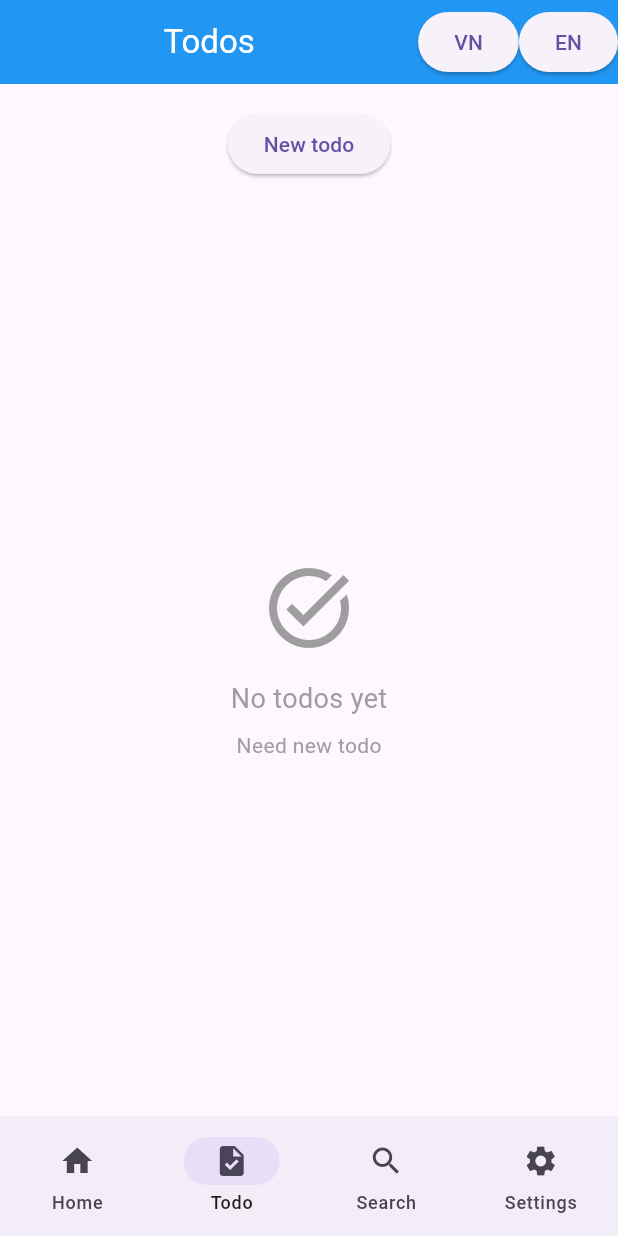
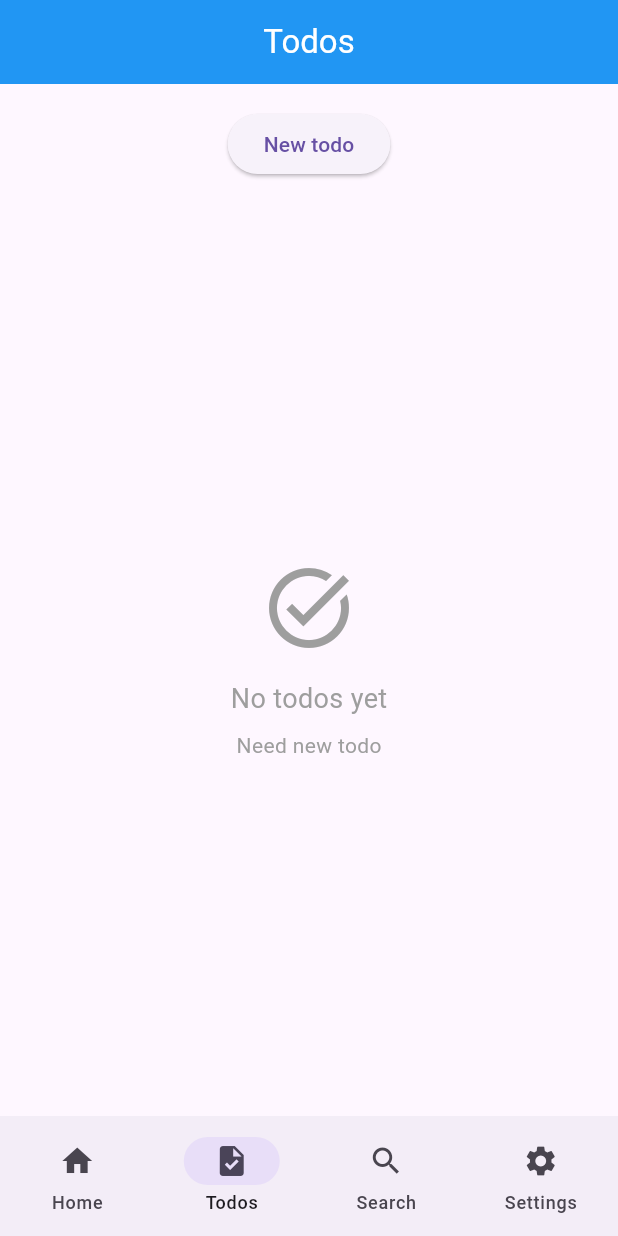
Before and after one commit to nxhung2304/todo_app_riverpod, a Flutter app: the TodoPage screen opened by its route, on a phone screen of 412 x 824 dp. Run offline on Flutter 3.47's test engine with Material 3 defaults, Android fonts, the phone set to English and light mode, and no system bars; our stand-ins replace easy_localization, flutter_hooks, freezed_annotation, go_router, hooks_riverpod, riverpod_annotation and 1 more; accounts and stored records are empty; generated files the repository leaves out were written again.

Commit message:
improve: refactor code for shared_scaffold

```diff
--- a/assets/translations/en-US.json
+++ b/assets/translations/en-US.json
@@ -3,7 +3,8 @@
     "error": {
       "title": "Error",
       "default_message": "An error occurred",
-      "back_to_home": "Back to Home"
+      "back_to_home": "Back to Home",
+      "page_not_found": "Page not found"
     },
     "common": {
       "loading": "Loading...",
--- a/assets/translations/vi-VN.json
+++ b/assets/translations/vi-VN.json
@@ -3,7 +3,8 @@
     "error": {
       "title": "Lỗi",
       "default_message": "Đã xảy ra lỗi",
-      "back_to_home": "Về trang chủ"
+      "back_to_home": "Về trang chủ",
+      "page_not_found": "Trang không tồn tại"
     },
     "common": {
       "loading": "Đang tải...",
@@ -25,7 +26,13 @@
      "title": "Trang chỉnh sửa công việc",
      "todo_not_found": "Không tìm thấy công việc",
      "editting": "Đang chỉnh sửa"
-   }
+   },
+    "error": {
+      "id_not_found": "Không tìm thấy ID công việc",
+      "invalid_id": "ID công việc không hợp lệ",
+      "not_found": "Không tìm thấy công việc",
+      "load_failed": "Không thể tải danh sách công việc"
+    }
  },
  "home": {
    "title": "Trang chủ"
--- a/lib/config/router/app_router.dart
+++ b/lib/config/router/app_router.dart
@@ -7,13 +7,14 @@ import 'package:learn_riverpod/features/todo/presentation/pages/new_todo_page.da
 import 'package:learn_riverpod/features/todo/presentation/pages/search_page.dart';
 import 'package:learn_riverpod/features/todo/presentation/pages/settings_page.dart';
 import 'package:learn_riverpod/features/todo/strings/todo_error_strings.dart';
+import 'package:learn_riverpod/shared/strings/shared_strings.dart';
 import 'package:learn_riverpod/shared/widgets/layout/error_page.dart';
 
 final appRouter = GoRouter(
   initialLocation: AppRoutes.home,
   errorBuilder:
       (context, state) => ErrorPage(
-        message: 'Không tìm thấy trang',
+        message: SharedStrings.errorPageNotFound,
         error: state.error.toString(),
       ),
   routes: [
@@ -26,19 +27,18 @@ final appRouter = GoRouter(
         GoRoute(
           path: 'edit/:todoId',
           builder: (context, state) {
-            final todoIdString = state.pathParameters['todoIdd'];
+            final todoIdString = state.pathParameters['todoId'];
+            if (todoIdString == null) {
               return ErrorPage(message: TodoErrorStrings.idNotFound);
-            // if (todoIdString == null) {
-            //   return ErrorPage(message: TodoErrorStrings.idNotFound);
-            // }
-            //
-            // final todoId = int.parse(todoIdString);
-            //
-            // if (todoId == null) {
-            //   return ErrorPage(message: TodoErrorStrings.invalidId);
-            // }
-            //
-            // return EditTodoPage(todoId: todoId);
+            }
+
+            final todoId = int.parse(todoIdString);
+
+            if (todoId == null) {
+              return ErrorPage(message: TodoErrorStrings.invalidId);
+            }
+
+            return EditTodoPage(todoId: todoId);
           },
         ),
       ],
--- /dev/null
+++ b/lib/shared/enums/navigation_item.dart
@@ -0,0 +1,20 @@
+enum NavigationItem {
+  home(0, '/home'),
+  todo(1, '/todo'),
+  search(2, '/search'),
+  settings(3, '/settings');
+
+  const NavigationItem(this.idx, this.route);
+
+  final int idx;
+  final String route;
+
+  static NavigationItem fromRoute(String route) {
+    if (route.startsWith('/todo')) return NavigationItem.todo;
+
+    for (final item in NavigationItem.values) {
+      if (item.route == route) return item;
+    }
+    return NavigationItem.home;
+  }
+}
--- /dev/null
+++ b/lib/shared/models/navigation_destination_model.dart
@@ -0,0 +1,13 @@
+import 'package:flutter/material.dart';
+
+class NavigationDestinationModel {
+  final IconData icon;
+  final String label;
+  final String route;
+
+  const NavigationDestinationModel({
+    required this.icon,
+    required this.label,
+    required this.route,
+  });
+}
--- a/lib/shared/strings/shared_strings.dart
+++ b/lib/shared/strings/shared_strings.dart
@@ -5,6 +5,7 @@ class SharedStrings {
   static String get errorTitle => "shared.error.title".tr();
   static String get errorDefaultMessage => "shared.error.default_message".tr();
   static String get errorBackToHome => "shared.error.back_to_home".tr();
+  static String get errorPageNotFound => "shared.error.page_not_found".tr();
 
   // Common
   static String get loading => "shared.common.loading".tr();
--- a/lib/shared/widgets/layout/shared_scaffold.dart
+++ b/lib/shared/widgets/layout/shared_scaffold.dart
@@ -12,6 +12,8 @@ class SharedScaffold extends ConsumerWidget {
   final FloatingActionButton? floatingActionButton;
   final bool showBottomNav;
   final bool showAppBar;
+  final bool centerTitle;
+  final Color? appBarBackgroundColor;
 
   const SharedScaffold({
     super.key,
@@ -22,6 +24,8 @@ class SharedScaffold extends ConsumerWidget {
     this.floatingActionButton,
     this.showBottomNav = true,
     this.showAppBar = true,
+    this.centerTitle = true,
+    this.appBarBackgroundColor,
   });
 
   @override
@@ -29,7 +33,15 @@ class SharedScaffold extends ConsumerWidget {
     ref.watch(localeNotifierProvider);
 
     return Scaffold(
-      appBar: showAppBar ? SharedAppBar(title: title) : null,
+      appBar:
+          showAppBar
+              ? SharedAppBar(
+                title: title,
+                actions: appBarActions,
+                centerTitle: centerTitle,
+                backgroundColor: appBarBackgroundColor,
+              )
+              : null,
       bottomNavigationBar:
           showBottomNav ? SharedBottomNav(currentRoute: currentRoute) : null,
       body: body,
--- a/lib/shared/widgets/navigation/shared_app_bar.dart
+++ b/lib/shared/widgets/navigation/shared_app_bar.dart
@@ -1,29 +1,30 @@
 import 'package:flutter/material.dart';
 import 'package:hooks_riverpod/hooks_riverpod.dart';
-import 'package:learn_riverpod/config/localization/locale_provider.dart';
-import 'package:learn_riverpod/shared/widgets/language_switcher.dart';
 
 class SharedAppBar extends ConsumerWidget implements PreferredSizeWidget {
   final String title;
   final Color? backgroundColor;
   final Color? foregroundColor;
+  final List<Widget>? actions;
+  final bool centerTitle;
 
   const SharedAppBar({
     super.key,
     required this.title,
     this.backgroundColor = Colors.blue,
     this.foregroundColor = Colors.white,
+    this.actions,
+    this.centerTitle = true,
   });
 
   @override
   Widget build(BuildContext context, WidgetRef ref) {
-    // ref.watch(localeNotifierProvider);
-
     return AppBar(
-      title: Center(child: Text(title)),
-      backgroundColor: backgroundColor,
+      title: Text(title),
+      centerTitle: centerTitle,
+      backgroundColor: backgroundColor ?? Colors.blue,
       foregroundColor: foregroundColor,
-      actions: [LanguageSwitcher(key: key)],
+      actions: actions,
     );
   }
 
--- a/lib/shared/widgets/navigation/shared_bottom_nav.dart
+++ b/lib/shared/widgets/navigation/shared_bottom_nav.dart
@@ -1,56 +1,64 @@
 import 'package:flutter/material.dart';
 import 'package:go_router/go_router.dart';
 import 'package:learn_riverpod/config/router/app_routes.dart';
+import 'package:learn_riverpod/features/todo/strings/home_strings.dart';
+import 'package:learn_riverpod/features/todo/strings/search_strings.dart';
+import 'package:learn_riverpod/features/todo/strings/settings_strings.dart';
+import 'package:learn_riverpod/features/todo/strings/todo_strings.dart';
+import 'package:learn_riverpod/shared/enums/navigation_item.dart';
+import 'package:learn_riverpod/shared/models/navigation_destination_model.dart';
 
 class SharedBottomNav extends StatelessWidget {
   final String currentRoute;
 
   const SharedBottomNav({super.key, required this.currentRoute});
 
+  List<NavigationDestinationModel> get _destinations => [
+    NavigationDestinationModel(
+      icon: Icons.home,
+      label: HomeStrings.title,
+      route: AppRoutes.home,
+    ),
+    NavigationDestinationModel(
+      icon: Icons.task,
+      label: TodoStrings.title,
+      route: AppRoutes.todo,
+    ),
+    NavigationDestinationModel(
+      icon: Icons.search,
+      label: SearchStrings.title,
+      route: AppRoutes.search,
+    ),
+    NavigationDestinationModel(
+      icon: Icons.settings,
+      label: SettingsStrings.title,
+      route: AppRoutes.settings,
+    ),
+  ];
+
   @override
   Widget build(BuildContext context) {
     return NavigationBar(
       selectedIndex: _getCurrentIndex(),
       onDestinationSelected: (index) => _navigateToTab(context, index),
-      destinations: [
-        NavigationDestination(icon: Icon(Icons.home), label: 'Home'),
-        NavigationDestination(icon: Icon(Icons.task), label: 'Todo'),
-        NavigationDestination(icon: Icon(Icons.search), label: 'Search'),
-        NavigationDestination(icon: Icon(Icons.settings), label: 'Settings'),
-      ],
+      destinations:
+          _destinations
+              .map(
+                (dest) => NavigationDestination(
+                  icon: Icon(dest.icon),
+                  label: dest.label,
+                ),
+              )
+              .toList(),
     );
   }
 
   int _getCurrentIndex() {
-    switch (currentRoute) {
-      case '/home':
-        return 0;
-      case '/todo':
-        return 1;
-      case '/search':
-        return 2;
-      case '/settings':
-        return 3;
-      default:
-        if (currentRoute.startsWith('/todo')) return 1;
-        return 0;
-    }
+    return NavigationItem.fromRoute(currentRoute).index;
   }
 
   void _navigateToTab(BuildContext context, int index) {
-    switch (index) {
-      case 0:
-        context.go(AppRoutes.home);
-        break;
-      case 1:
-        context.go(AppRoutes.todo);
-        break;
-      case 2:
-        context.go(AppRoutes.search);
-        break;
-      case 3:
-        context.go(AppRoutes.settings);
-        break;
-    }
+    final destination = _destinations[index];
+    context.go(destination.route);
   }
 }
```
